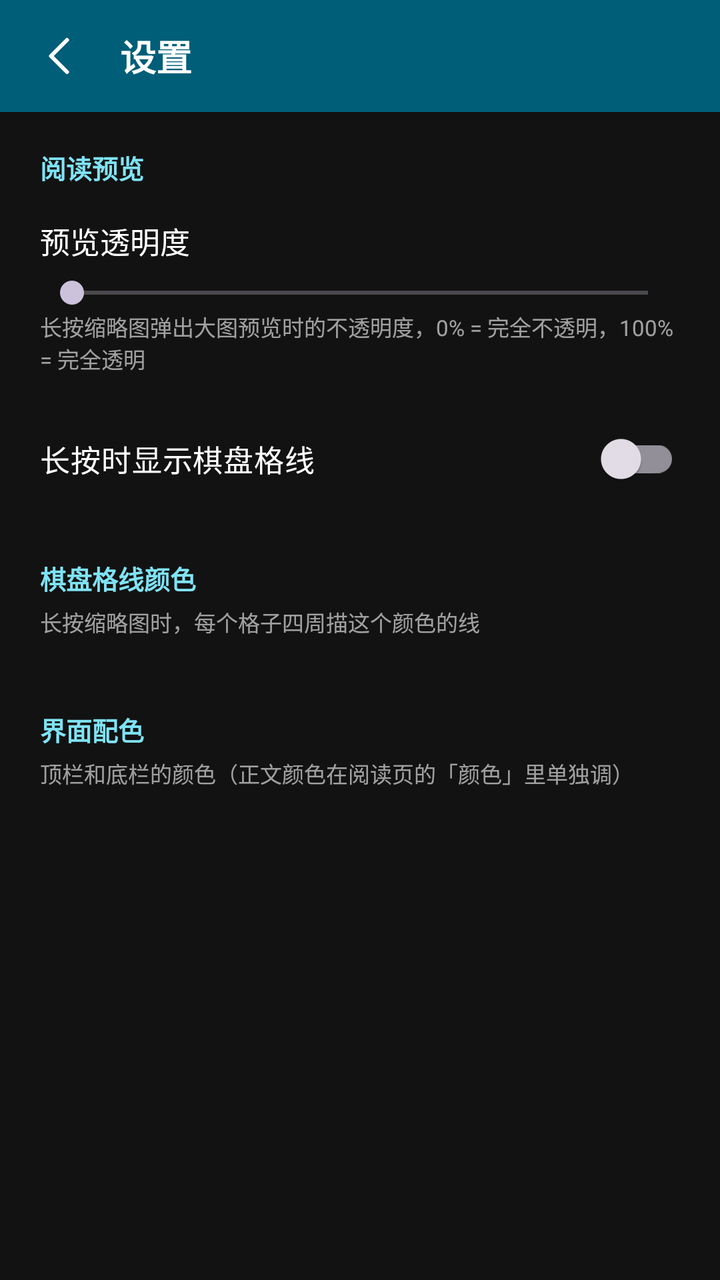
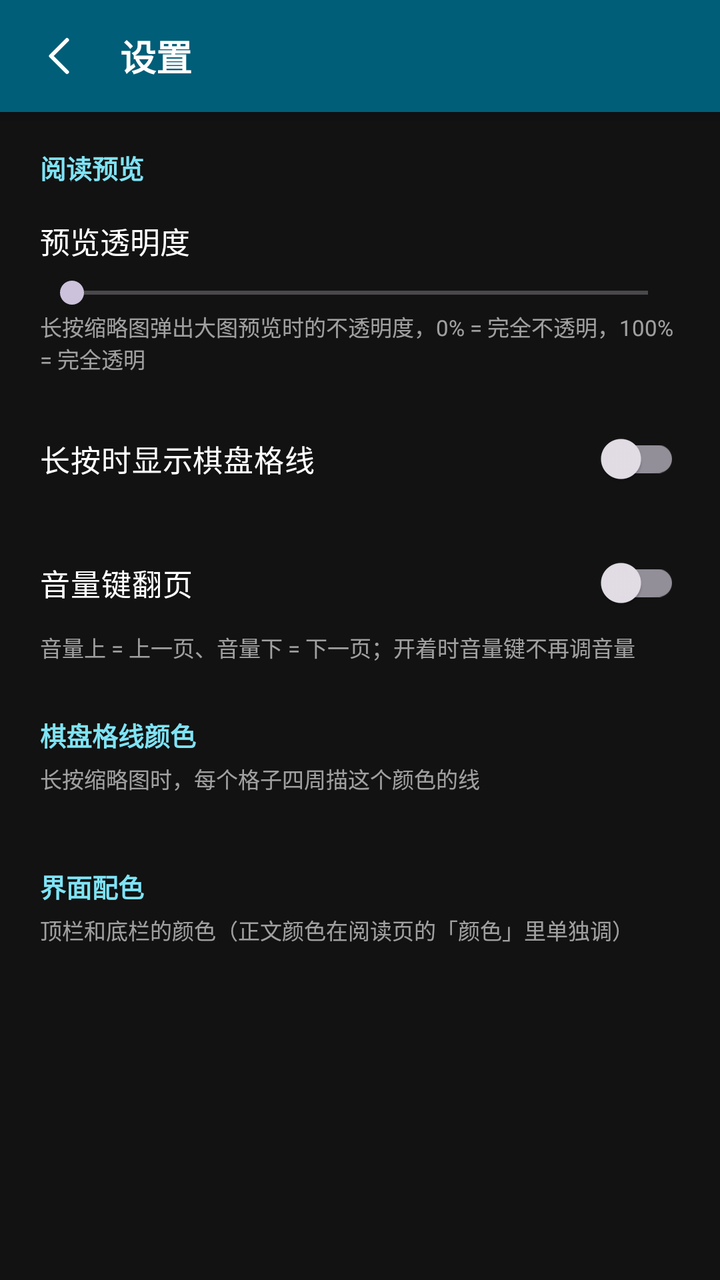

An Android layout rendered at two revisions. The XML below is the earlier revision; the diff shows what the commit changed to produce the second picture.
<!-- AndroidManifest.xml: activity theme Theme.PageFlow.Settings -->
<!-- res/layout/activity_settings.xml -->
<?xml version="1.0" encoding="utf-8"?>
<LinearLayout xmlns:android="http://schemas.android.com/apk/res/android"
    android:id="@+id/settingsRoot"
    android:layout_width="match_parent"
    android:layout_height="match_parent"
    android:background="@color/reader_bg"
    android:orientation="vertical">

    <LinearLayout
        android:id="@+id/header"
        android:layout_width="match_parent"
        android:layout_height="56dp"
        android:background="@color/reader_bar"
        android:elevation="6dp"
        android:gravity="center_vertical"
        android:orientation="horizontal"
        android:paddingStart="8dp"
        android:paddingEnd="16dp">

        <ImageButton
            android:id="@+id/btnBack"
            android:layout_width="44dp"
            android:layout_height="44dp"
            android:background="?attr/selectableItemBackgroundBorderless"
            android:contentDescription="@string/back"
            android:scaleType="center"
            android:src="@drawable/ic_back" />

        <TextView
            android:id="@+id/tvTitle"
            android:layout_width="wrap_content"
            android:layout_height="wrap_content"
            android:layout_marginStart="8dp"
            android:text="@string/settings"
            android:textColor="#FFFFFFFF"
            android:textSize="18sp"
            android:textStyle="bold" />
    </LinearLayout>

    <ScrollView
        android:layout_width="match_parent"
        android:layout_height="0dp"
        android:layout_weight="1"
        android:clipToPadding="false"
        android:scrollbars="none">

        <LinearLayout
            android:id="@+id/content"
            android:layout_width="match_parent"
            android:layout_height="wrap_content"
            android:orientation="vertical"
            android:paddingStart="20dp"
            android:paddingTop="18dp"
            android:paddingEnd="20dp"
            android:paddingBottom="40dp">

            <TextView
                android:layout_width="wrap_content"
                android:layout_height="wrap_content"
                android:text="阅读预览"
                android:textColor="#FF7FE3F5"
                android:textSize="13sp"
                android:textStyle="bold" />

            <TextView
                android:id="@+id/tvAlpha"
                android:layout_width="match_parent"
                android:layout_height="wrap_content"
                android:layout_marginTop="16dp"
                android:text="预览透明度"
                android:textColor="#FFFFFFFF"
                android:textSize="15sp" />

            <SeekBar
                android:id="@+id/sbAlpha"
                android:layout_width="match_parent"
                android:layout_height="wrap_content"
                android:layout_marginTop="6dp" />

            <TextView
                android:layout_width="match_parent"
                android:layout_height="wrap_content"
                android:text="长按缩略图弹出大图预览时的不透明度，0% = 完全不透明，100% = 完全透明"
                android:textColor="#99FFFFFF"
                android:textSize="11sp" />

            <androidx.appcompat.widget.SwitchCompat
                android:id="@+id/swGrid"
                android:layout_width="match_parent"
                android:layout_height="wrap_content"
                android:layout_marginTop="18dp"
                android:paddingTop="6dp"
                android:paddingBottom="6dp"
                android:text="长按时显示棋盘格线"
                android:textColor="#FFFFFFFF"
                android:textSize="15sp" />

            <TextView
                android:layout_width="wrap_content"
                android:layout_height="wrap_content"
                android:layout_marginTop="26dp"
                android:text="棋盘格线颜色"
                android:textColor="#FF7FE3F5"
                android:textSize="13sp"
                android:textStyle="bold" />

            <TextView
                android:layout_width="match_parent"
                android:layout_height="wrap_content"
                android:layout_marginTop="4dp"
                android:text="长按缩略图时，每个格子四周描这个颜色的线"
                android:textColor="#99FFFFFF"
                android:textSize="11sp" />

            <LinearLayout
                android:id="@+id/gridColorRow"
                android:layout_width="match_parent"
                android:layout_height="wrap_content"
                android:layout_marginTop="10dp"
                android:orientation="vertical" />

            <TextView
                android:layout_width="wrap_content"
                android:layout_height="wrap_content"
                android:layout_marginTop="26dp"
                android:text="界面配色"
                android:textColor="#FF7FE3F5"
                android:textSize="13sp"
                android:textStyle="bold" />

            <TextView
                android:layout_width="match_parent"
                android:layout_height="wrap_content"
                android:layout_marginTop="4dp"
                android:text="顶栏和底栏的颜色（正文颜色在阅读页的「颜色」里单独调）"
                android:textColor="#99FFFFFF"
                android:textSize="11sp" />

            <LinearLayout
                android:id="@+id/barColorRow"
                android:layout_width="match_parent"
                android:layout_height="wrap_content"
                android:layout_marginTop="10dp"
                android:orientation="vertical" />

            <TextView
                android:id="@+id/tvAbout"
                android:layout_width="match_parent"
                android:layout_height="wrap_content"
                android:layout_marginTop="36dp"
                android:gravity="center"
                android:textColor="#66FFFFFF"
                android:textSize="11sp" />
        </LinearLayout>
    </ScrollView>
</LinearLayout>
<!-- resources referenced by this layout -->
<resources>
  <color name="reader_bar">#FF005E78</color>
  <color name="reader_bg">#121212</color>
  <!-- drawable ic_back (drawable) -->
  <?xml version="1.0" encoding="utf-8"?>
  <vector xmlns:android="http://schemas.android.com/apk/res/android"
      android:width="24dp"
      android:height="24dp"
      android:viewportWidth="24"
      android:viewportHeight="24">
      <path
          android:fillColor="#00000000"
          android:pathData="M15.5,4 L7.5,12 L15.5,20"
          android:strokeColor="#FFFFFFFF"
          android:strokeLineCap="round"
          android:strokeLineJoin="round"
          android:strokeWidth="2" />
  </vector>
  <string name="back">返回</string>
  <string name="settings">设置</string>
  <style name="Theme.PageFlow.Settings" parent="Theme.Material3.Dark.NoActionBar">
          <item name="android:windowBackground">@color/reader_bg</item>
          <item name="colorPrimary">@color/brand</item>
          <item name="colorOnPrimary">@color/brand_on</item>
      </style>
  <color name="brand">#44685F</color>
  <color name="brand_on">#FFFFFF</color>
</resources>

<!-- the commit's change to res/layout/activity_settings.xml (unified diff, before → after) -->
@@ -95,6 +95,24 @@
                 android:textColor="#FFFFFFFF"
                 android:textSize="15sp" />
 
+            <androidx.appcompat.widget.SwitchCompat
+                android:id="@+id/swVolume"
+                android:layout_width="match_parent"
+                android:layout_height="wrap_content"
+                android:layout_marginTop="14dp"
+                android:paddingTop="6dp"
+                android:paddingBottom="6dp"
+                android:text="音量键翻页"
+                android:textColor="#FFFFFFFF"
+                android:textSize="15sp" />
+
+            <TextView
+                android:layout_width="match_parent"
+                android:layout_height="wrap_content"
+                android:text="音量上 = 上一页、音量下 = 下一页；开着时音量键不再调音量"
+                android:textColor="#99FFFFFF"
+                android:textSize="11sp" />
+
             <TextView
                 android:layout_width="wrap_content"
                 android:layout_height="wrap_content"
